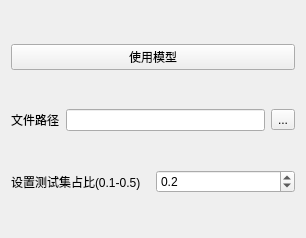
Above: Enose/resource_ui/alg_uifile/Regression.ui from WMSF111/E_Nose before the change. Below: the same form after it.
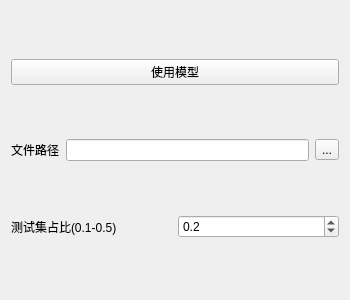
That is the form after the change.

What changed in the file:
```diff
--- a/Enose/resource_ui/alg_uifile/Regression.ui
+++ b/Enose/resource_ui/alg_uifile/Regression.ui
@@ -6,8 +6,8 @@
    <rect>
     <x>0</x>
     <y>0</y>
-    <width>306</width>
-    <height>238</height>
+    <width>350</width>
+    <height>300</height>
    </rect>
   </property>
   <property name="windowTitle">
@@ -47,7 +47,7 @@
      <item>
       <widget class="QLabel" name="label">
        <property name="text">
-        <string>设置测试集占比(0.1-0.5)</string>
+        <string>测试集占比(0.1-0.5)</string>
        </property>
       </widget>
      </item>
```
